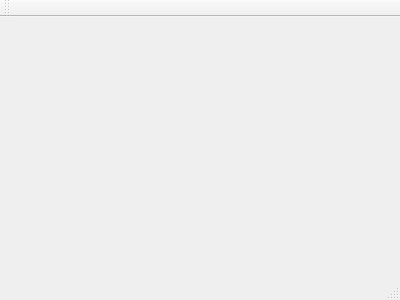
Before: the Qt Designer form mainwindow.ui in myyuyan/EBook, drawn with Qt 5.
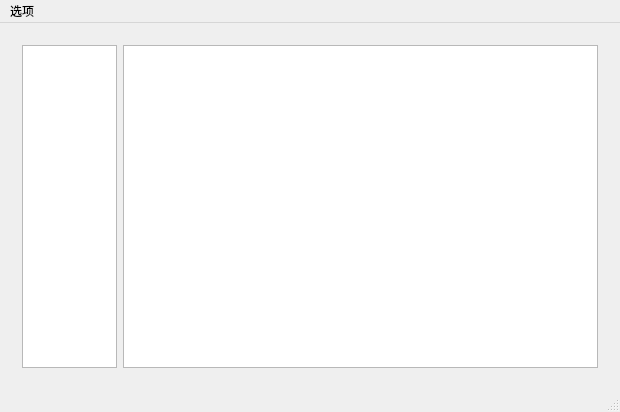
After: the same form once the commit is applied.

Patch:
```diff
--- a/mainwindow.ui
+++ b/mainwindow.ui
@@ -1,24 +1,68 @@
 <ui version="4.0">
  <class>MainWindow</class>
- <widget class="QMainWindow" name="MainWindow" >
-  <property name="geometry" >
+ <widget class="QMainWindow" name="MainWindow">
+  <property name="geometry">
    <rect>
     <x>0</x>
     <y>0</y>
-    <width>400</width>
-    <height>300</height>
+    <width>620</width>
+    <height>412</height>
    </rect>
   </property>
   <property name="windowTitle" >
    <string>MainWindow</string>
   </property>
-  <widget class="QMenuBar" name="menuBar" />
-  <widget class="QToolBar" name="mainToolBar" />
-  <widget class="QWidget" name="centralWidget" />
-  <widget class="QStatusBar" name="statusBar" />
+  <widget class="QWidget" name="centralWidget">
+   <layout class="QHBoxLayout" name="horizontalLayout_2">
+    <item>
+     <widget class="QWidget" name="horizontalWidget" native="true">
+      <layout class="QHBoxLayout" name="horizontalLayout" stretch="1,5">
+       <item>
+        <widget class="QTreeView" name="treeView">
+         <property name="enabled">
+          <bool>true</bool>
+         </property>
+         <property name="maximumSize">
+          <size>
+           <width>16777215</width>
+           <height>16777215</height>
+          </size>
+         </property>
+        </widget>
+       </item>
+       <item>
+        <widget class="QTextEdit" name="textEdit"/>
+       </item>
+      </layout>
+     </widget>
+    </item>
+   </layout>
+  </widget>
+  <widget class="QMenuBar" name="menuBar">
+   <property name="geometry">
+    <rect>
+     <x>0</x>
+     <y>0</y>
+     <width>620</width>
+     <height>23</height>
+    </rect>
+   </property>
+   <widget class="QMenu" name="menu">
+    <property name="title">
+     <string>选项</string>
+    </property>
+    <addaction name="action"/>
+   </widget>
+   <addaction name="menu"/>
+  </widget>
+  <widget class="QStatusBar" name="statusBar"/>
+  <action name="action">
+   <property name="text">
+    <string>修改/重置数据库路径</string>
+   </property>
+  </action>
  </widget>
- <layoutDefault spacing="6" margin="11" />
- <pixmapfunction></pixmapfunction>
+ <layoutdefault spacing="6" margin="11"/>
  <resources/>
  <connections/>
 </ui>
```
Left out of the diff: 5 changed lines with no effect on the pictures.
